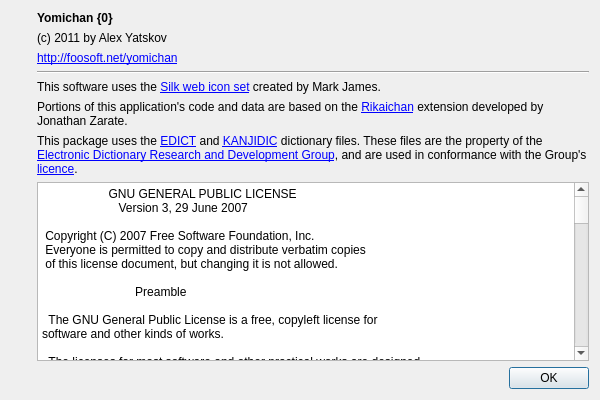
The window that yomi_base/ui/about.ui (FooSoft/yomichan-anki) describes before a commit, drawn with Qt 5.
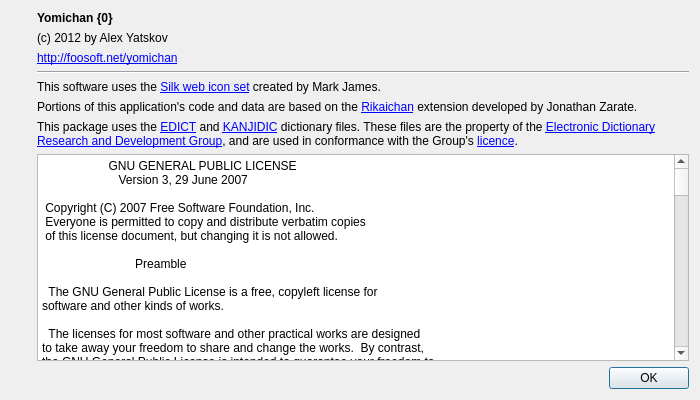
The same window after the commit. Icons and pictures are not drawn.

The edit to the form file:
```diff
--- a/yomi_base/ui/about.ui
+++ b/yomi_base/ui/about.ui
@@ -6,7 +6,7 @@
    <rect>
     <x>0</x>
     <y>0</y>
-    <width>600</width>
+    <width>700</width>
     <height>400</height>
    </rect>
   </property>
@@ -53,7 +53,7 @@
      <item>
       <widget class="QLabel" name="label_3">
        <property name="text">
-        <string>(c) 2011 by Alex Yatskov</string>
+        <string>(c) 2012 by Alex Yatskov</string>
        </property>
       </widget>
      </item>
```
